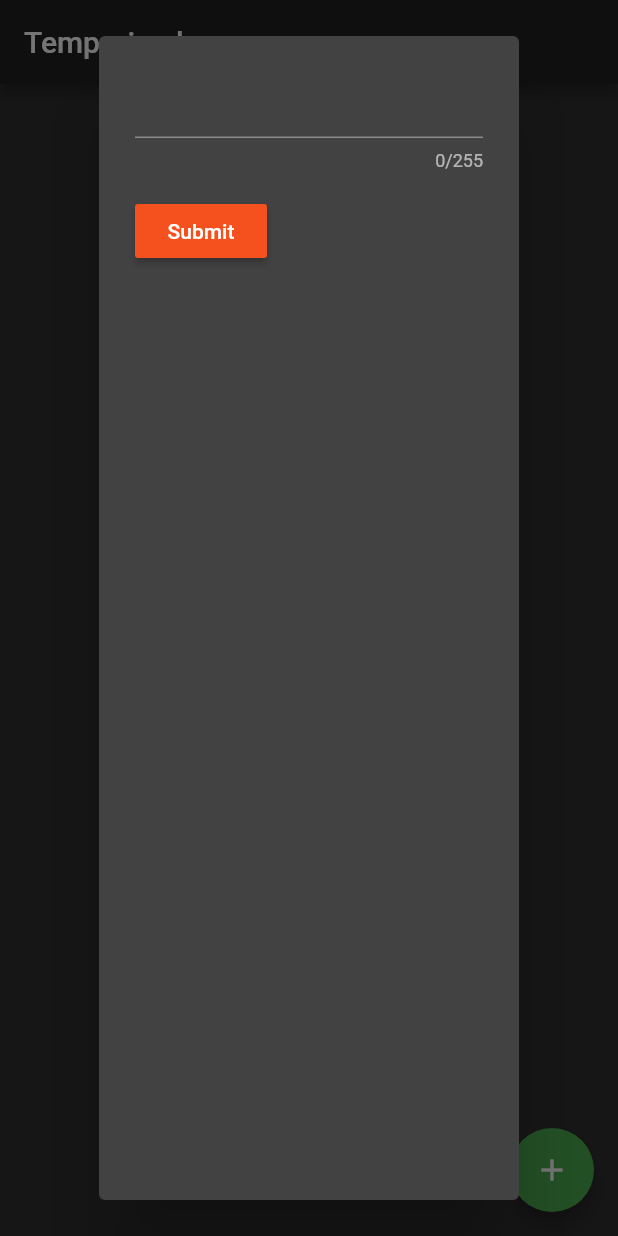
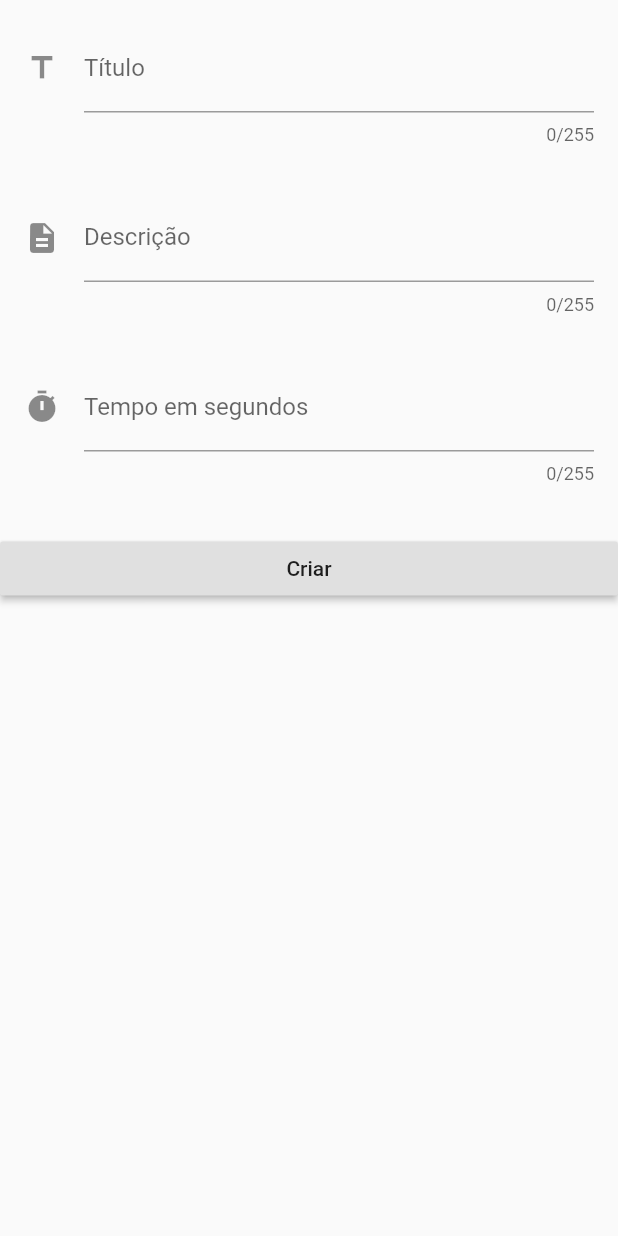
Before and after one commit to lucasselani/kitchen_timer, a Flutter app: the screen it shows after launch, after a tap on the "add" icon, on a phone screen of 412 x 824 dp. Run offline on Flutter 3.47's test engine with Material 2 defaults, Android fonts, the phone set to English and light mode, and no system bars; our stand-ins replace fluttertoast.

Commit message:
feat: create add timer screen that add a new timer in TimerProvider

```diff
--- a/lib/main.dart
+++ b/lib/main.dart
@@ -1,6 +1,9 @@
 import 'package:flutter/material.dart';
 import 'package:kitchentimer/providers/timer_provider.dart';
+import 'package:kitchentimer/resources/routes.dart';
 import 'package:kitchentimer/resources/strings.dart';
+import 'package:kitchentimer/resources/theme.dart';
+import 'package:kitchentimer/screens/timer/add_timer_screen.dart';
 import 'package:kitchentimer/screens/timer/timer_screen.dart';
 import 'package:provider/provider.dart';
 
@@ -10,16 +13,16 @@ class MyApp extends StatelessWidget {
   // This widget is the root of your application.
   @override
   Widget build(BuildContext context) {
-    return MaterialApp(
-      title: Strings.appTitle,
-      theme: ThemeData(
-        brightness: Brightness.dark,
-        primarySwatch: Colors.deepOrange,
-        accentColor: Colors.orangeAccent,
-      ),
-      home: ChangeNotifierProvider(
-        create: (context) => TimerProvider(),
-        child: TimerScreen(),
+    return ChangeNotifierProvider(
+      create: (context) => TimerProvider(),
+      child: MaterialApp(
+        initialRoute: '/',
+        title: Strings.appTitle,
+        theme: appTheme,
+        routes: {
+          Routes.timerScreen: (context) => TimerScreen(),
+          Routes.addTimerScreen: (context) => AddTimerScreen(),
+        },
       ),
     );
   }
--- a/lib/models/timer.dart
+++ b/lib/models/timer.dart
@@ -1,5 +1,18 @@
+import 'package:flutter/foundation.dart';
+
 class Timer {
-  int id = 0;
+  Duration _elapsedTime;
 
-  Timer(this.id);
+  int get elapsedTime => _elapsedTime.inMilliseconds;
+
+  int _creationOrder = -1;
+
+  int get creationOrder => _creationOrder;
+
+  String description;
+  Duration duration;
+  String title;
+
+  Timer(this._creationOrder,
+      {@required this.duration, @required this.title, this.description});
 }
--- a/lib/providers/timer_provider.dart
+++ b/lib/providers/timer_provider.dart
@@ -6,10 +6,15 @@ import 'package:kitchentimer/models/timer.dart';
 class TimerProvider with ChangeNotifier {
   final List<Timer> _timers = [];
   UnmodifiableListView<Timer> get timers => UnmodifiableListView(_timers);
+  int get nextCreationOrder => _timers.length;
+
+  int sortTimersByElapsedTime(Timer a, Timer b) {
+    return a.elapsedTime.compareTo(b.elapsedTime);
+  }
 
   void addTimer(Timer timer) {
-    timer.id = _timers.length + 1;
     _timers.add(timer);
+    //_timers.sort(sortTimersByElapsedTime);
     notifyListeners();
   }
 }
--- /dev/null
+++ b/lib/resources/routes.dart
@@ -0,0 +1,4 @@
+class Routes {
+  static const timerScreen = '/';
+  static const addTimerScreen = '/addTimer';
+}
--- /dev/null
+++ b/lib/resources/theme.dart
@@ -0,0 +1,13 @@
+import 'package:flutter/material.dart';
+
+final appTheme = ThemeData(
+  primarySwatch: Colors.yellow,
+  textTheme: TextTheme(
+    display4: TextStyle(
+      fontFamily: 'Corben',
+      fontWeight: FontWeight.w700,
+      fontSize: 24,
+      color: Colors.black,
+    ),
+  ),
+);
--- /dev/null
+++ b/lib/screens/timer/add_timer_screen.dart
@@ -0,0 +1,88 @@
+import 'package:flutter/material.dart';
+import 'package:fluttertoast/fluttertoast.dart';
+import 'package:kitchentimer/models/timer.dart';
+import 'package:kitchentimer/providers/timer_provider.dart';
+import 'package:provider/provider.dart';
+
+class AddTimerScreen extends StatelessWidget {
+  @override
+  Widget build(BuildContext context) {
+    return Scaffold(body: _FormState());
+  }
+}
+
+class _FormState extends StatefulWidget {
+  @override
+  _TimerForm createState() {
+    return _TimerForm();
+  }
+}
+
+class _TimerForm extends State<_FormState> {
+  final _formKey = GlobalKey<FormState>();
+  final _titleController = TextEditingController();
+  final _descriptionController = TextEditingController();
+  final _timeController = TextEditingController();
+
+  Widget _createFormField(IconData icon, String label, String hint,
+      TextEditingController controller,
+      {bool validate = true, TextInputType inputType = TextInputType.text}) {
+    return Padding(
+      padding: const EdgeInsets.all(16.0),
+      child: TextFormField(
+        controller: controller,
+        decoration: InputDecoration(
+          labelText: label,
+          hintText: hint,
+          icon: Icon(icon),
+        ),
+        maxLength: 255,
+        keyboardType: inputType,
+        validator: (value) {
+          if (!validate) return null;
+          if (value.isEmpty) return 'Please enter some text';
+          return null;
+        },
+      ),
+    );
+  }
+
+  @override
+  Widget build(BuildContext context) {
+    var provider = Provider.of<TimerProvider>(context);
+    return Form(
+        key: _formKey,
+        child: Column(
+            crossAxisAlignment: CrossAxisAlignment.start,
+            children: <Widget>[
+              _createFormField(
+                  Icons.title, 'Título', 'Arroz, Bolo, etc', _titleController),
+              _createFormField(Icons.description, 'Descrição',
+                  'Olhar o forno 5min antes, etc', _descriptionController,
+                  validate: false),
+              _createFormField(Icons.timer, 'Tempo em segundos', '60s = 1min',
+                  _timeController,
+                  inputType: TextInputType.number),
+              Padding(
+                padding: const EdgeInsets.symmetric(vertical: 16.0),
+                child: RaisedButton(
+                  onPressed: () {
+                    if (_formKey.currentState.validate()) {
+                      _formKey.currentState.save();
+                      final timer = Timer(provider.nextCreationOrder,
+                          title: _titleController.text,
+                          description: _descriptionController.text,
+                          duration: Duration(
+                              seconds: int.parse(_timeController.text)));
+                      provider.addTimer(timer);
+                      Fluttertoast.showToast(msg: 'Temporizador adicionado '
+                          'com suceso!');
+                      Navigator.pop(context);
+                    }
+                  },
+                  child: Center(child: Text('Criar')),
+                ),
+              ),
+            ]));
+  }
+}
--- a/lib/screens/timer/timer_screen.dart
+++ b/lib/screens/timer/timer_screen.dart
@@ -1,8 +1,8 @@
 import 'package:flutter/cupertino.dart';
 import 'package:flutter/material.dart';
 import 'package:kitchentimer/providers/timer_provider.dart';
+import 'package:kitchentimer/resources/routes.dart';
 import 'package:kitchentimer/resources/strings.dart';
-import 'package:kitchentimer/widgets/add_timer_dialog.dart';
 import 'package:kitchentimer/widgets/timer_list_item.dart';
 import 'package:provider/provider.dart';
 
@@ -27,12 +27,7 @@ class TimerScreen extends StatelessWidget {
           ),
           floatingActionButton: FloatingActionButton(
             onPressed: () {
-              showDialog(
-                context: context,
-                builder: (BuildContext context) {
-                  return AddTimerDialog(provider: provider);
-                },
-              );
+              Navigator.pushNamed(context, Routes.addTimerScreen);
             },
             child: Icon(Icons.add, color: Colors.white),
             backgroundColor: Colors.green,
--- a/lib/widgets/add_timer_dialog.dart
+++ /dev/null
@@ -1,66 +0,0 @@
-import 'package:flutter/cupertino.dart';
-import 'package:flutter/material.dart';
-import 'package:kitchentimer/models/timer.dart';
-import 'package:kitchentimer/providers/timer_provider.dart';
-
-class AddTimerDialog extends StatelessWidget {
-  final TimerProvider provider;
-
-  AddTimerDialog({@required this.provider});
-
-  @override
-  Widget build(BuildContext context) {
-    return AlertDialog(content: _FormState(provider: provider));
-  }
-}
-
-class _FormState extends StatefulWidget {
-  final TimerProvider provider;
-
-  _FormState({@required this.provider});
-
-  @override
-  _TimerForm createState() {
-    return _TimerForm(provider: provider);
-  }
-}
-
-class _TimerForm extends State<_FormState> {
-  final _formKey = GlobalKey<FormState>();
-  final TimerProvider provider;
-
-  _TimerForm({@required this.provider});
-
-  @override
-  Widget build(BuildContext context) {
-    return Form(
-        key: _formKey,
-        child: Column(
-            crossAxisAlignment: CrossAxisAlignment.start,
-            children: <Widget>[
-              TextFormField(
-                maxLength: 255,
-                maxLines: 1,
-                validator: (value) {
-                  if (value.isEmpty) return 'Please enter some text';
-                  return null;
-                },
-              ),
-              Padding(
-                padding: const EdgeInsets.symmetric(vertical: 16.0),
-                child: RaisedButton(
-                  onPressed: () {
-                    if (_formKey.currentState.validate()) {
-                      _formKey.currentState.save();
-                      this
-                          .provider
-                          .addTimer(Timer(this.provider.timers.length));
-                      Navigator.pop(context);
-                    }
-                  },
-                  child: Text('Submit'),
-                ),
-              ),
-            ]));
-  }
-}
--- a/lib/widgets/timer_list_item.dart
+++ b/lib/widgets/timer_list_item.dart
@@ -5,12 +5,12 @@ class TimerListItem extends StatelessWidget {
   final Timer timer;
 
   TimerListItem({Key key, @required this.timer})
-      : super(key: ValueKey(timer.id));
+      : super(key: ValueKey(timer.creationOrder));
 
   @override
   Widget build(BuildContext context) {
     return Container(
-      child: Text('Item ${timer.id}'),
+      child: Text('Item ${timer.creationOrder}'),
     );
   }
 }
--- a/pubspec.yaml
+++ b/pubspec.yaml
@@ -20,12 +20,9 @@ dependencies:
   flutter:
     sdk: flutter
 
-  android_alarm_manager: ^0.4.5+9
   cupertino_icons: ^0.1.3
   fluttertoast: ^4.0.1
   provider: ^4.0.5
-  quiver: ^2.0.5
-  shared_preferences: ^0.5.7
 
 dev_dependencies:
   flutter_test:
```
Also changed, not shown: pubspec.lock.
